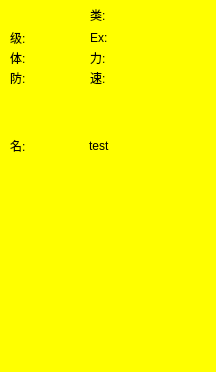
Before: the Qt Designer form singlecreature.ui in BuWH/Pokemon, drawn with Qt 5.
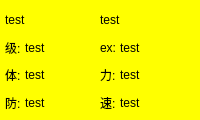
After: the same form once the commit is applied.

```diff
--- a/singlecreature.ui
+++ b/singlecreature.ui
@@ -6,10 +6,22 @@
             <rect>
                 <x>0</x>
                 <y>0</y>
-                <width>216</width>
-                <height>372</height>
-            </rect>
-        </property>
+    <width>200</width>
+    <height>120</height>
+   </rect>
+  </property>
+  <property name="sizePolicy">
+   <sizepolicy hsizetype="MinimumExpanding" vsizetype="MinimumExpanding">
+    <horstretch>0</horstretch>
+    <verstretch>0</verstretch>
+   </sizepolicy>
+  </property>
+  <property name="minimumSize">
+   <size>
+    <width>200</width>
+    <height>120</height>
+   </size>
+  </property>
         <property name="windowTitle">
             <string>SingleCreature</string>
         </property>
@@ -19,131 +31,368 @@
                 }
             </string>
         </property>
+  <widget class="QWidget" name="verticalWidget" native="true">
+   <property name="geometry">
+    <rect>
+     <x>0</x>
+     <y>0</y>
+     <width>200</width>
+     <height>120</height>
+    </rect>
+   </property>
+   <layout class="QVBoxLayout" name="verticalLayout" stretch="1,1,1,1">
+    <property name="spacing">
+     <number>0</number>
+    </property>
+    <property name="sizeConstraint">
+     <enum>QLayout::SetDefaultConstraint</enum>
+    </property>
+    <property name="leftMargin">
+     <number>5</number>
+    </property>
+    <property name="topMargin">
+     <number>5</number>
+    </property>
+    <property name="rightMargin">
+     <number>5</number>
+    </property>
+    <property name="bottomMargin">
+     <number>5</number>
+    </property>
+    <item>
+     <layout class="QHBoxLayout" name="Layout_name_type">
+      <property name="sizeConstraint">
+       <enum>QLayout::SetNoConstraint</enum>
+      </property>
+      <item>
+       <widget class="QLabel" name="name">
+        <property name="sizePolicy">
+         <sizepolicy hsizetype="Preferred" vsizetype="Preferred">
+          <horstretch>0</horstretch>
+          <verstretch>0</verstretch>
+         </sizepolicy>
+        </property>
+        <property name="minimumSize">
+         <size>
+          <width>50</width>
+          <height>30</height>
+         </size>
+        </property>
+        <property name="text">
+         <string>test</string>
+        </property>
+       </widget>
+      </item>
+      <item>
+       <widget class="QLabel" name="type">
+        <property name="sizePolicy">
+         <sizepolicy hsizetype="Preferred" vsizetype="Preferred">
+          <horstretch>0</horstretch>
+          <verstretch>0</verstretch>
+         </sizepolicy>
+        </property>
+        <property name="minimumSize">
+         <size>
+          <width>50</width>
+          <height>30</height>
+         </size>
+        </property>
+        <property name="text">
+         <string>test</string>
+        </property>
+       </widget>
+      </item>
+     </layout>
+    </item>
+    <item>
+     <layout class="QHBoxLayout" name="Layout_level_exp">
+      <property name="sizeConstraint">
+       <enum>QLayout::SetNoConstraint</enum>
+      </property>
+      <item>
         <widget class="QLabel" name="levelFixed">
-            <property name="geometry">
-                <rect>
-                    <x>10</x>
-                    <y>30</y>
-                    <width>16</width>
-                    <height>16</height>
-                </rect>
+        <property name="sizePolicy">
+         <sizepolicy hsizetype="Preferred" vsizetype="Preferred">
+          <horstretch>0</horstretch>
+          <verstretch>0</verstretch>
+         </sizepolicy>
+        </property>
+        <property name="minimumSize">
+         <size>
+          <width>0</width>
+          <height>30</height>
+         </size>
+        </property>
+        <property name="maximumSize">
+         <size>
+          <width>20</width>
+          <height>16777215</height>
+         </size>
             </property>
             <property name="text">
                 <string>级:</string>
             </property>
         </widget>
+      </item>
+      <item>
+       <widget class="QLabel" name="level">
+        <property name="sizePolicy">
+         <sizepolicy hsizetype="Preferred" vsizetype="Preferred">
+          <horstretch>0</horstretch>
+          <verstretch>0</verstretch>
+         </sizepolicy>
+        </property>
+        <property name="minimumSize">
+         <size>
+          <width>50</width>
+          <height>30</height>
+         </size>
+        </property>
+        <property name="text">
+         <string>test</string>
+        </property>
+       </widget>
+      </item>
+      <item>
         <widget class="QLabel" name="expFixed">
-            <property name="geometry">
-                <rect>
-                    <x>90</x>
-                    <y>30</y>
-                    <width>21</width>
-                    <height>16</height>
-                </rect>
-            </property>
+        <property name="enabled">
+         <bool>true</bool>
+        </property>
+        <property name="sizePolicy">
+         <sizepolicy hsizetype="Preferred" vsizetype="Preferred">
+          <horstretch>0</horstretch>
+          <verstretch>0</verstretch>
+         </sizepolicy>
+        </property>
+        <property name="minimumSize">
+         <size>
+          <width>0</width>
+          <height>30</height>
+         </size>
+        </property>
+        <property name="maximumSize">
+         <size>
+          <width>20</width>
+          <height>16777215</height>
+         </size>
+        </property>
             <property name="text">
-                <string>Ex:</string>
-            </property>
-        </widget>
+         <string>ex:</string>
+        </property>
+       </widget>
+      </item>
+      <item>
+       <widget class="QLabel" name="exp">
+        <property name="sizePolicy">
+         <sizepolicy hsizetype="Preferred" vsizetype="Preferred">
+          <horstretch>0</horstretch>
+          <verstretch>0</verstretch>
+         </sizepolicy>
+        </property>
+        <property name="minimumSize">
+         <size>
+          <width>50</width>
+          <height>30</height>
+         </size>
+        </property>
+        <property name="text">
+         <string>test</string>
+        </property>
+       </widget>
+      </item>
+     </layout>
+    </item>
+    <item>
+     <layout class="QHBoxLayout" name="Layout_hp_strength">
+      <property name="sizeConstraint">
+       <enum>QLayout::SetNoConstraint</enum>
+      </property>
+      <item>
         <widget class="QLabel" name="hpFixed">
-            <property name="geometry">
-                <rect>
-                    <x>10</x>
-                    <y>50</y>
-                    <width>16</width>
-                    <height>16</height>
-                </rect>
+        <property name="sizePolicy">
+         <sizepolicy hsizetype="Preferred" vsizetype="Preferred">
+          <horstretch>0</horstretch>
+          <verstretch>0</verstretch>
+         </sizepolicy>
+        </property>
+        <property name="minimumSize">
+         <size>
+          <width>0</width>
+          <height>30</height>
+         </size>
+        </property>
+        <property name="maximumSize">
+         <size>
+          <width>20</width>
+          <height>16777215</height>
+         </size>
             </property>
             <property name="text">
                 <string>体:</string>
             </property>
         </widget>
+      </item>
+      <item>
+       <widget class="QLabel" name="hp">
+        <property name="sizePolicy">
+         <sizepolicy hsizetype="Preferred" vsizetype="Preferred">
+          <horstretch>0</horstretch>
+          <verstretch>0</verstretch>
+         </sizepolicy>
+        </property>
+        <property name="minimumSize">
+         <size>
+          <width>50</width>
+          <height>30</height>
+         </size>
+        </property>
+        <property name="text">
+         <string>test</string>
+        </property>
+       </widget>
+      </item>
+      <item>
         <widget class="QLabel" name="strengthFixed">
-            <property name="geometry">
-                <rect>
-                    <x>90</x>
-                    <y>50</y>
-                    <width>16</width>
-                    <height>16</height>
-                </rect>
+        <property name="sizePolicy">
+         <sizepolicy hsizetype="Preferred" vsizetype="Preferred">
+          <horstretch>0</horstretch>
+          <verstretch>0</verstretch>
+         </sizepolicy>
+        </property>
+        <property name="minimumSize">
+         <size>
+          <width>0</width>
+          <height>30</height>
+         </size>
+        </property>
+        <property name="maximumSize">
+         <size>
+          <width>20</width>
+          <height>16777215</height>
+         </size>
             </property>
             <property name="text">
                 <string>力:</string>
             </property>
         </widget>
+      </item>
+      <item>
+       <widget class="QLabel" name="strength">
+        <property name="sizePolicy">
+         <sizepolicy hsizetype="Preferred" vsizetype="Preferred">
+          <horstretch>0</horstretch>
+          <verstretch>0</verstretch>
+         </sizepolicy>
+        </property>
+        <property name="minimumSize">
+         <size>
+          <width>50</width>
+          <height>30</height>
+         </size>
+        </property>
+        <property name="text">
+         <string>test</string>
+        </property>
+       </widget>
+      </item>
+     </layout>
+    </item>
+    <item>
+     <layout class="QHBoxLayout" name="Layout_defense_speed">
+      <property name="sizeConstraint">
+       <enum>QLayout::SetNoConstraint</enum>
+      </property>
+      <item>
         <widget class="QLabel" name="defenseFixed">
-            <property name="geometry">
-                <rect>
-                    <x>10</x>
-                    <y>70</y>
-                    <width>16</width>
-                    <height>16</height>
-                </rect>
+        <property name="sizePolicy">
+         <sizepolicy hsizetype="Preferred" vsizetype="Preferred">
+          <horstretch>0</horstretch>
+          <verstretch>0</verstretch>
+         </sizepolicy>
+        </property>
+        <property name="minimumSize">
+         <size>
+          <width>0</width>
+          <height>30</height>
+         </size>
+        </property>
+        <property name="maximumSize">
+         <size>
+          <width>20</width>
+          <height>16777215</height>
+         </size>
             </property>
             <property name="text">
                 <string>防:</string>
             </property>
         </widget>
+      </item>
+      <item>
+       <widget class="QLabel" name="defense">
+        <property name="sizePolicy">
+         <sizepolicy hsizetype="Preferred" vsizetype="Preferred">
+          <horstretch>0</horstretch>
+          <verstretch>0</verstretch>
+         </sizepolicy>
+        </property>
+        <property name="minimumSize">
+         <size>
+          <width>50</width>
+          <height>30</height>
+         </size>
+        </property>
+        <property name="text">
+         <string>test</string>
+        </property>
+       </widget>
+      </item>
+      <item>
         <widget class="QLabel" name="speedFixed">
-            <property name="geometry">
-                <rect>
-                    <x>90</x>
-                    <y>70</y>
-                    <width>16</width>
-                    <height>16</height>
-                </rect>
+        <property name="sizePolicy">
+         <sizepolicy hsizetype="Preferred" vsizetype="Preferred">
+          <horstretch>0</horstretch>
+          <verstretch>0</verstretch>
+         </sizepolicy>
+        </property>
+        <property name="minimumSize">
+         <size>
+          <width>0</width>
+          <height>30</height>
+         </size>
+        </property>
+        <property name="maximumSize">
+         <size>
+          <width>20</width>
+          <height>16777215</height>
+         </size>
             </property>
             <property name="text">
                 <string>速:</string>
             </property>
         </widget>
-        <widget class="QWidget" name="horizontalLayoutWidget">
-            <property name="geometry">
-                <rect>
-                    <x>10</x>
-                    <y>130</y>
-                    <width>151</width>
-                    <height>31</height>
-                </rect>
-            </property>
-            <layout class="QHBoxLayout" name="horizontalLayout">
-                <property name="sizeConstraint">
-                    <enum>QLayout::SetNoConstraint</enum>
-                </property>
-                <item>
-                    <widget class="QLabel" name="nameFixed">
-                        <property name="text">
-                            <string>名:</string>
-                        </property>
-                    </widget>
                 </item>
                 <item>
-                    <widget class="QLabel" name="name">
+       <widget class="QLabel" name="speed">
                         <property name="sizePolicy">
-                            <sizepolicy hsizetype="Minimum" vsizetype="Preferred">
+         <sizepolicy hsizetype="Preferred" vsizetype="Preferred">
                                 <horstretch>0</horstretch>
                                 <verstretch>0</verstretch>
                             </sizepolicy>
                         </property>
+        <property name="minimumSize">
+         <size>
+          <width>50</width>
+          <height>30</height>
+         </size>
+        </property>
                         <property name="text">
                             <string>test</string>
                         </property>
                     </widget>
                 </item>
             </layout>
-        </widget>
-        <widget class="QLabel" name="typeFixed">
-            <property name="geometry">
-                <rect>
-                    <x>90</x>
-                    <y>0</y>
-                    <width>90</width>
-                    <height>29</height>
-                </rect>
-            </property>
-            <property name="text">
-                <string>类:</string>
-            </property>
+    </item>
+   </layout>
         </widget>
     </widget>
     <resources/>
```
Lines whose indentation alone changed are shown as unchanged.
